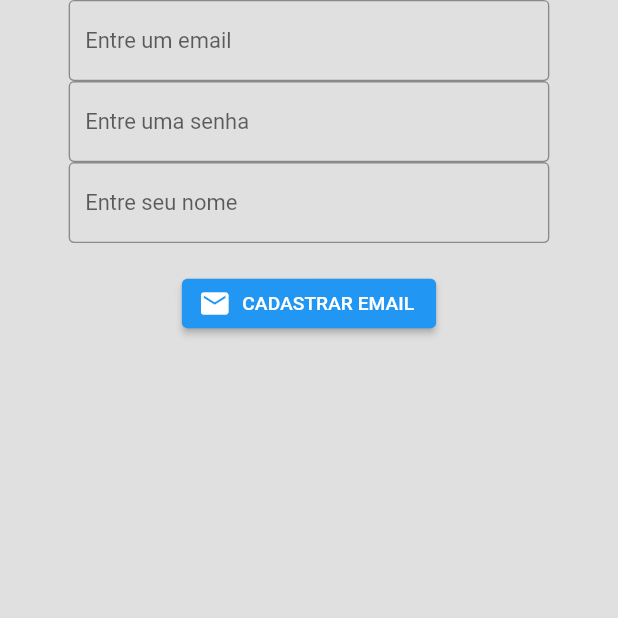
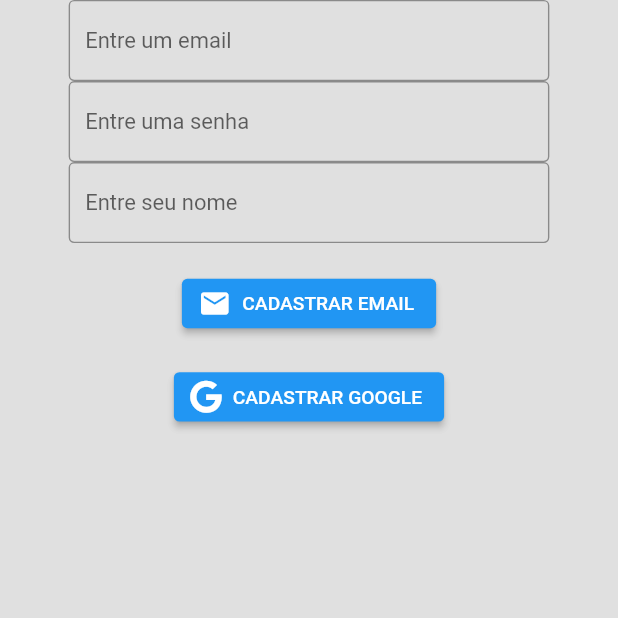
Before and after one commit to LucasNomi/servicos_batatais, a Flutter app: the SignUp screen opened directly, on a phone screen of 412 x 824 dp, the top half of it. Run offline on Flutter 3.47's test engine with Material 2 defaults, Android fonts, the phone set to English and light mode, and no system bars; our stand-ins replace font_awesome_flutter, responsive_framework.

Commit message:
feat: adicionar fonts awesome e botao de cadastrar com google

```diff
--- a/lib/routes/sign_up.dart
+++ b/lib/routes/sign_up.dart
@@ -1,4 +1,5 @@
 import 'package:flutter/material.dart';
+import 'package:font_awesome_flutter/font_awesome_flutter.dart';
 
 class SignUp extends StatefulWidget {
   const SignUp({Key? key}) : super(key: key);
@@ -78,6 +79,10 @@ class _SignUpState extends State<SignUp> {
                 const SizedBox(
                   height: 20,
                 ),
+                ElevatedButton.icon(
+                    onPressed: () {},
+                    icon: const FaIcon(FontAwesomeIcons.google),
+                    label: const Text('CADASTRAR GOOGLE')),
               ],
             ),
           ),
```
